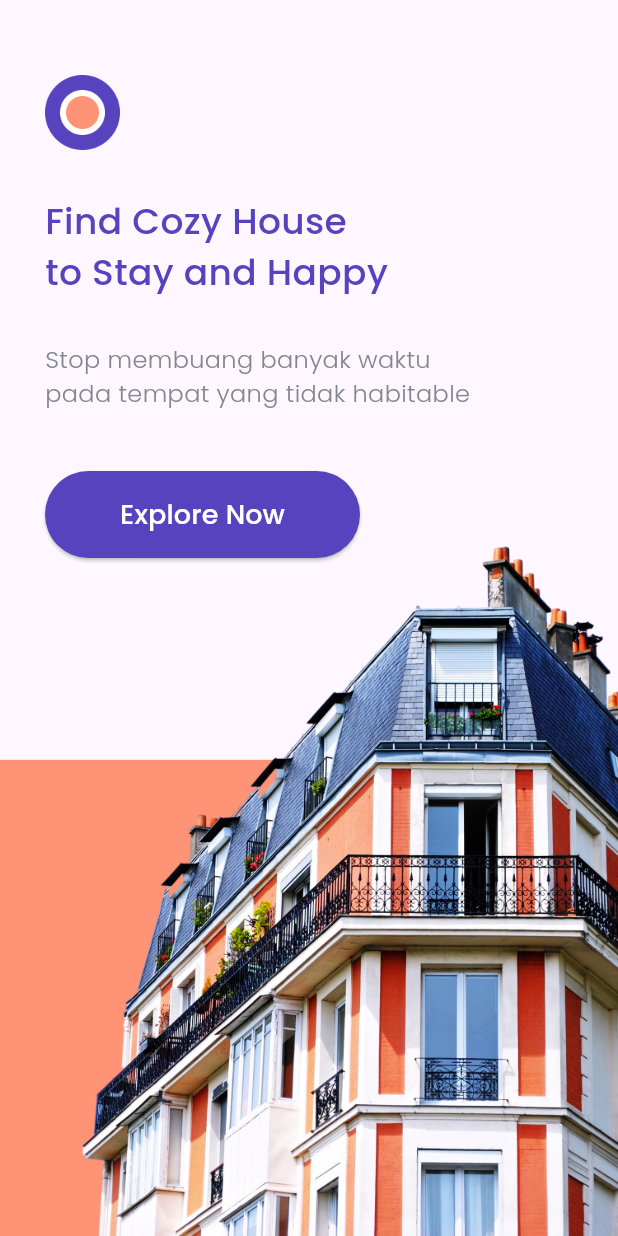
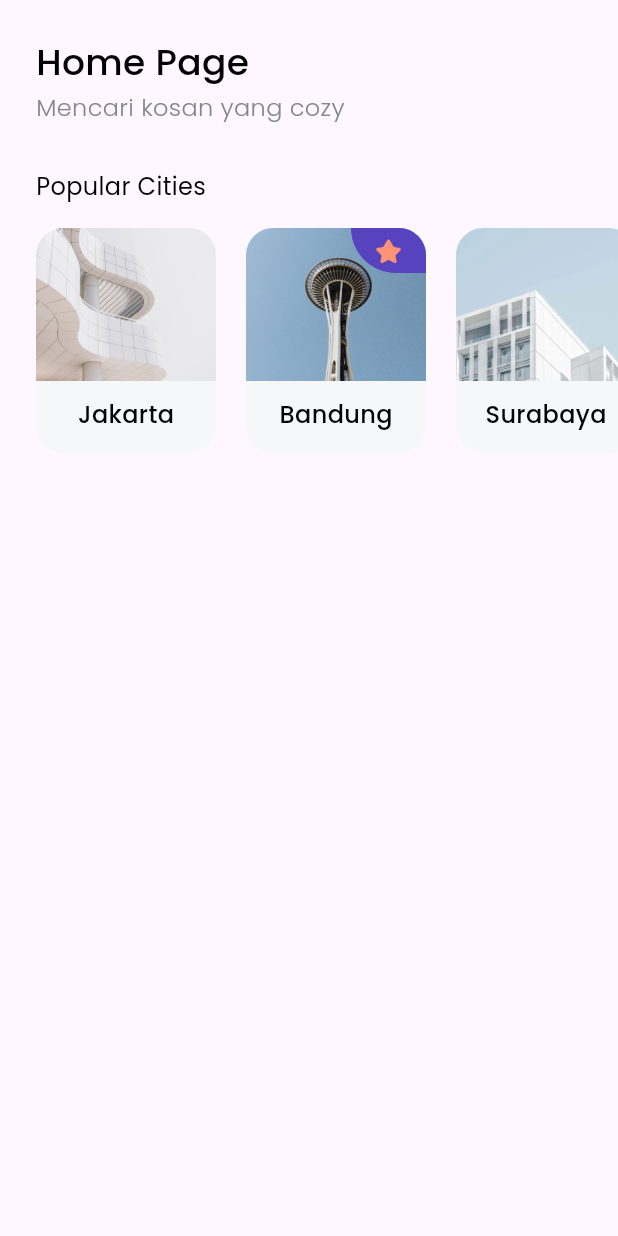
Before and after one commit to rehanzhakyy/Cozy_Apps, a Flutter app: the screen it shows after launch, after a tap on "Explore Now", on a phone screen of 412 x 824 dp. Run offline on Flutter 3.47's test engine with Material 3 defaults, Android fonts, the phone set to English and light mode, and no system bars; our stand-ins replace google_fonts.

Commit message:
add Home Page - Popular Cities

```diff
--- /dev/null
+++ b/cozy_apps/lib/models/city.dart
@@ -0,0 +1,8 @@
+class City {
+  int id;
+  String name;
+  String imageUrl;
+  bool isPopular;
+
+  City({required this.id, required this.imageUrl, required this.name, this.isPopular = false});
+}
--- /dev/null
+++ b/cozy_apps/lib/pages/home_page.dart
@@ -0,0 +1,103 @@
+import "package:cozy_apps/models/city.dart";
+import "package:cozy_apps/theme.dart";
+import "package:cozy_apps/widgets/city_card.dart";
+import "package:flutter/material.dart";
+
+class HomePage extends StatelessWidget {
+  const HomePage({super.key});
+
+  @override
+  Widget build(BuildContext context) {
+    return Scaffold(
+      body: SafeArea(
+        child: Padding(
+          padding: EdgeInsets.symmetric(
+            vertical: edge,
+          ),
+          child: ListView(
+            children: [
+              Padding(
+                padding: EdgeInsets.only(left: edge),
+                child: Text(
+                  'Home Page',
+                  style: blackTextStyle.copyWith(
+                    fontSize: 24,
+                  ),
+                ),
+              ),
+              const SizedBox(
+                height: 2,
+              ),
+              Padding(
+                padding: EdgeInsets.only(left: edge),
+                child: Text(
+                  'Mencari kosan yang cozy',
+                  style: greyTextStyle.copyWith(
+                    fontSize: 16,
+                  ),
+                ),
+              ),
+              const SizedBox(
+                height: 30,
+              ),
+              Padding(
+                padding: EdgeInsets.only(left: edge),
+                child: Text(
+                  'Popular Cities',
+                  style: regularTextStyle.copyWith(
+                    fontSize: 16,
+                  ),
+                ),
+              ),
+              const SizedBox(
+                height: 16,
+              ),
+              Container(
+                height: 150,
+                child: ListView(
+                  scrollDirection: Axis.horizontal,
+                  children: [
+                    SizedBox(
+                      width: 24,
+                    ),
+                    CityCard(
+                      City(
+                        id: 1,
+                        name: 'Jakarta',
+                        imageUrl: 'assets/images/city1.png'
+                      ),
+                    ),
+                    SizedBox(
+                      width: 20,
+                    ),
+                    CityCard(
+                      City(
+                        id: 2,
+                        name: 'Bandung',
+                        imageUrl: 'assets/images/city2.png',
+                        isPopular: true,
+                      ),
+                    ),
+                    SizedBox(
+                      width: 20,
+                    ),
+                    CityCard(
+                      City(
+                        id: 3,
+                        name: 'Surabaya',
+                        imageUrl: 'assets/images/city3.png'
+                      ),
+                    ),
+                    SizedBox(
+                      width: 24,
+                    ),
+                  ],
+                ),
+              )
+            ],
+          ),
+        ),
+      ),
+    );
+  }
+}
--- a/cozy_apps/lib/pages/splash_page.dart
+++ b/cozy_apps/lib/pages/splash_page.dart
@@ -1,3 +1,4 @@
+import 'package:cozy_apps/pages/home_page.dart';
 import 'package:cozy_apps/theme.dart';
 import 'package:flutter/material.dart';
 
@@ -11,8 +12,9 @@ class SplashPage extends StatelessWidget {
         bottom: false,
         child: Stack(
           children: [
-            Align(alignment: Alignment.bottomCenter,
-            child: Image.asset('assets/images/splash_image.png')),
+            Align(
+                alignment: Alignment.bottomCenter,
+                child: Image.asset('assets/images/splash_image.png')),
             Padding(
               padding: const EdgeInsets.only(
                 top: 50,
@@ -55,8 +57,17 @@ class SplashPage extends StatelessWidget {
                     width: 210,
                     height: 58,
                     child: ElevatedButton(
-                      style: ButtonStyle(backgroundColor: MaterialStateProperty.all(purpleColor)),
-                      onPressed: () {},
+                      style: ButtonStyle(
+                          backgroundColor:
+                              MaterialStateProperty.all(purpleColor)),
+                      onPressed: () {
+                        Navigator.push(
+                            context,
+                            MaterialPageRoute(
+                                builder: (context) => const HomePage(),
+                                ),
+                                );
+                      },
                       // shape: RoundedRectangleBorder(
                       //   borderRadius: BorderRadius.circular(17),
                       // ),
@@ -65,8 +76,8 @@ class SplashPage extends StatelessWidget {
                         style: whiteTextStyle.copyWith(
                           fontSize: 18,
                         ),
-                        ),
                       ),
+                    ),
                   ),
                 ],
               ),
--- a/cozy_apps/lib/theme.dart
+++ b/cozy_apps/lib/theme.dart
@@ -7,6 +7,8 @@ Color blackColor = Color(0xff000000);
 Color whiteColor = Color(0xffffffff);
 Color greyColor = Color(0xff82868e);
 Color greenColor = Color(0xff008000);
+
+double edge = 24;
 
 TextStyle blackTextStyle = GoogleFonts.poppins(
   fontWeight: FontWeight.w500,
@@ -32,3 +34,8 @@ TextStyle greenTextStyle = GoogleFonts.poppins(
   fontWeight: FontWeight.bold,
   color: greenColor,
 );
+
+TextStyle regularTextStyle = GoogleFonts.poppins(
+  fontWeight: FontWeight.w400,
+  color: blackColor,
+);
--- /dev/null
+++ b/cozy_apps/lib/widgets/city_card.dart
@@ -0,0 +1,61 @@
+import "package:cozy_apps/models/city.dart";
+import "package:cozy_apps/theme.dart";
+import "package:flutter/material.dart";
+
+class CityCard extends StatelessWidget {
+  const CityCard(this.city, {super.key});
+
+  final City city;
+
+  @override
+  Widget build(BuildContext context) {
+    return ClipRRect(
+      borderRadius: BorderRadius.circular(18),
+      child: Container(
+        height: 150,
+        width: 120,
+        color: const Color(0xffF6F7F8),
+        child: Column(children: [
+          Stack(
+            children: [
+              Image.asset(
+                city.imageUrl,
+                width: 120,
+                height: 102,
+                fit: BoxFit.cover,
+              ),
+              city.isPopular ? Align(
+                alignment: Alignment.topRight,
+                child: Container(
+                  height: 30,
+                  width: 50,
+                  decoration: BoxDecoration(
+                      color: purpleColor,
+                      borderRadius: const BorderRadius.only(
+                        bottomLeft: Radius.circular(30),
+                      )),
+                  child: Center(
+                    child: Image.asset(
+                      'assets/images/icon_star.png',
+                      width: 22,
+                      height: 22,
+                    ),
+                  ),
+                ),
+              ) : Container()
+            ],
+          ),
+          const SizedBox(
+            height: 11,
+          ),
+          Text(
+            city.name,
+            style: blackTextStyle.copyWith(
+              fontSize: 16,
+            ),
+          ),
+        ]),
+      ),
+    );
+  }
+}
--- a/cozy_apps/pubspec.yaml
+++ b/cozy_apps/pubspec.yaml
@@ -55,6 +55,10 @@ flutter:
   assets:
   - assets/images/logo.png
   - assets/images/splash_image.png
+  - assets/images/city1.png
+  - assets/images/city2.png
+  - assets/images/city3.png
+  - assets/images/icon_star.png
   # An image asset can refer to one or more resolution-specific "variants", see
   # https://flutter.dev/assets-and-images/#resolution-aware
   # For details regarding adding assets from package dependencies, see
```
Also changed, not shown: cozy_apps/assets/images/icon_star - Copy.png (deleted).
